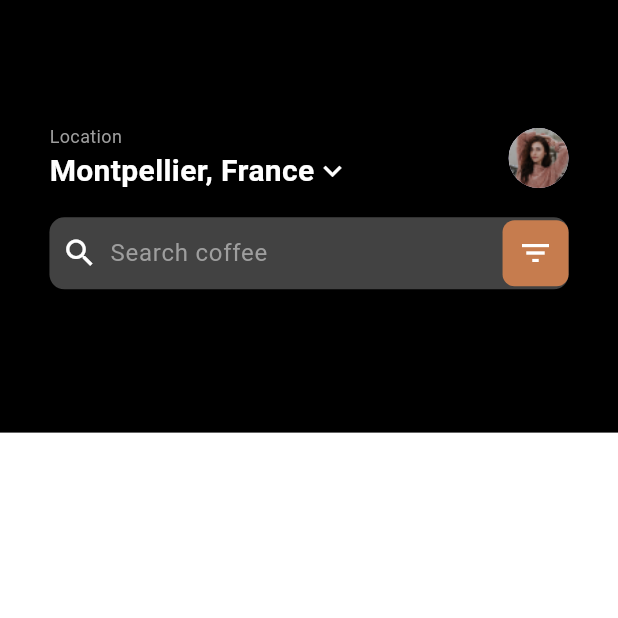
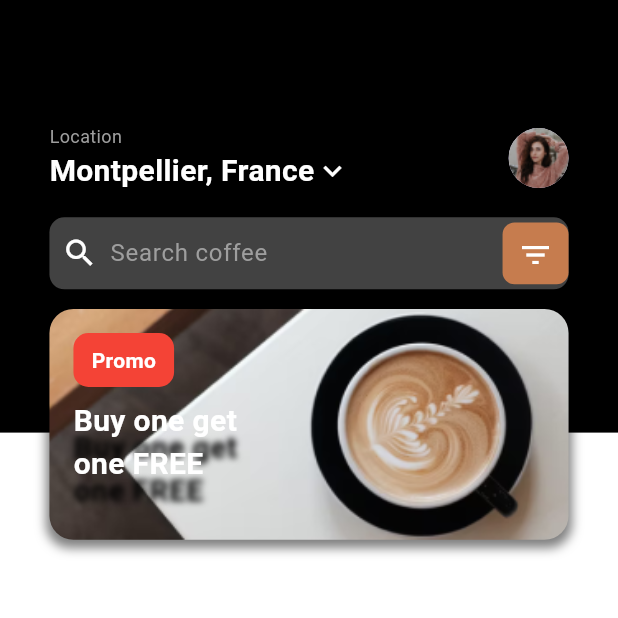
Before and after one commit to MisTraleuh/Simple-Coffee, a Flutter app: the HomeMobile screen opened directly, on a phone screen of 412 x 824 dp, the top half of it. Run offline on Flutter 3.47's test engine with Material 3 defaults, Android fonts, the phone set to English and light mode, and no system bars; our stand-ins replace wave.

Commit message:
[FIX] Overflowiting Column | [ADD] ImageCard

```diff
--- a/lib/features/product_pages/home_page_mobile.dart
+++ b/lib/features/product_pages/home_page_mobile.dart
@@ -1,11 +1,7 @@
 import 'package:flutter/material.dart';
-import 'package:wave/wave.dart';
-import 'package:wave/config.dart';
-import 'dart:math';
 import 'package:provider/provider.dart';
-import 'package:simple_coffee/models/buttons/SimpleButton.dart';
-import 'package:simple_coffee/models/specials/CommonTopImage.dart';
-import 'package:simple_coffee/models/buttons/SimpleTextButton.dart';
+
+import "package:simple_coffee/models/cards/ImageCard.dart";
 
 /**************************
 *    PROVIDERS IMPORTS    *
@@ -41,9 +37,9 @@ class _HomeMobileState extends State<HomeMobile> {
                 width: width,
                 color: Colors.black,
                 child: Padding(
-                  padding: EdgeInsets.symmetric(horizontal: width * 0.08, vertical: height * 0.1),
+                  padding: EdgeInsets.only(right: width * 0.08, left: width * 0.08, top: height * 0.1),
                   child: Column(
-                    crossAxisAlignment: CrossAxisAlignment.start,
+                    crossAxisAlignment: CrossAxisAlignment.end,
                     children: <Widget>[
                       const Row(
                         mainAxisAlignment: MainAxisAlignment.spaceBetween,
@@ -85,6 +81,7 @@ class _HomeMobileState extends State<HomeMobile> {
                             SizedBox(width: width * 0.02),
                             const Icon(Icons.search, color: Colors.white),
                             SizedBox(width: width * 0.02),
+
                             const Expanded(
                               child: TextField(
                                 decoration: InputDecoration(
@@ -95,19 +92,64 @@ class _HomeMobileState extends State<HomeMobile> {
                               ),
                             ),
                             Container(
+                              height: height * 0.05,
                               decoration: BoxDecoration(
                                 color: Theme.of(context).colorScheme.primary,
                                 borderRadius: BorderRadius.circular(8),
                               ),
                               child: const Padding(
                                 padding: EdgeInsets.all(10.0),
-                                child: Icon(Icons.filter_list, color: Colors.white),
+                                child: Icon(
+                                  Icons.filter_list, color: Colors.white),
                               ),
                             ),
                           ],
                         ),
                       ),
                     ],
+                  ),
+                ),
+              ),
+              Padding(
+                padding: EdgeInsets.only(top: height * 0.25, right: width * 0.08, left: width * 0.08),
+                child: Center(
+                  child: ImageCard(
+                    imagePath: "assets/app/products_assets/coffee_promo.png",
+                    child: Column(
+                      crossAxisAlignment: CrossAxisAlignment.start,
+                      mainAxisSize: MainAxisSize.max,
+                      children: [
+                        Container(
+                          padding: const EdgeInsets.symmetric(horizontal: 12, vertical: 8),
+                          decoration: BoxDecoration(
+                            color: Colors.red,
+                            borderRadius: BorderRadius.circular(10),
+                          ),
+                          child: const Text(
+                            'Promo',
+                            style: TextStyle(color: Colors.white, fontWeight: FontWeight.bold),
+                          ),
+                        ),
+                        const SizedBox(height: 8),
+                        Container(
+                          child: const Text(
+                            'Buy one get\none FREE',
+                            style: TextStyle(
+                              color: Colors.white,
+                              fontSize: 20,
+                              fontWeight: FontWeight.bold,
+                              shadows: [
+                                Shadow(
+                                  color: Colors.black,
+                                  blurRadius: 5,
+                                  offset: Offset(0, 18),
+                                ),
+                              ],
+                            ),
+                          ),
+                        ),
+                      ],
+                    ),
                   ),
                 ),
               ),
--- /dev/null
+++ b/lib/models/cards/ImageCard.dart
@@ -0,0 +1,52 @@
+import 'package:flutter/material.dart';
+
+class ImageCard extends StatelessWidget {
+  final String imagePath;
+  final Widget child;
+
+  const ImageCard({
+    Key? key,
+    required this.imagePath,
+    required this.child,
+  }) : super(key: key);
+
+  @override
+  Widget build(BuildContext context) {
+    return Container(
+      margin: const EdgeInsets.only(bottom: 16),
+      decoration: BoxDecoration(
+        borderRadius: BorderRadius.circular(16),
+        boxShadow: [
+          BoxShadow(
+            color: Colors.black.withOpacity(0.5),
+            spreadRadius: 2,
+            blurRadius: 5,
+            offset: const Offset(0, 3),
+          ),
+        ],
+      ),
+      child: Stack(
+        children: [
+          ClipRRect(
+            borderRadius: BorderRadius.circular(16),
+            child: Image.asset(
+              imagePath,
+              width: double.infinity,
+              fit: BoxFit.cover,
+            ),
+          ),
+          Positioned.fill(
+            child: Container(
+              decoration: BoxDecoration(
+                borderRadius: BorderRadius.circular(16),
+              ),
+              padding: const EdgeInsets.all(16.0),
+              alignment: Alignment.bottomLeft,
+              child: child,
+            ),
+          ),
+        ],
+      ),
+    );
+  }
+}
```
Also changed, not shown: lib/features/authentication/sign_in/confirmation/sign_in_confirmation_page_mobile.dart (+35 -84 lines), lib/models/buttons/MultiInputField.dart (added, +97 -0 lines), assets/app/products_assets/coffee_promo.png (added).
